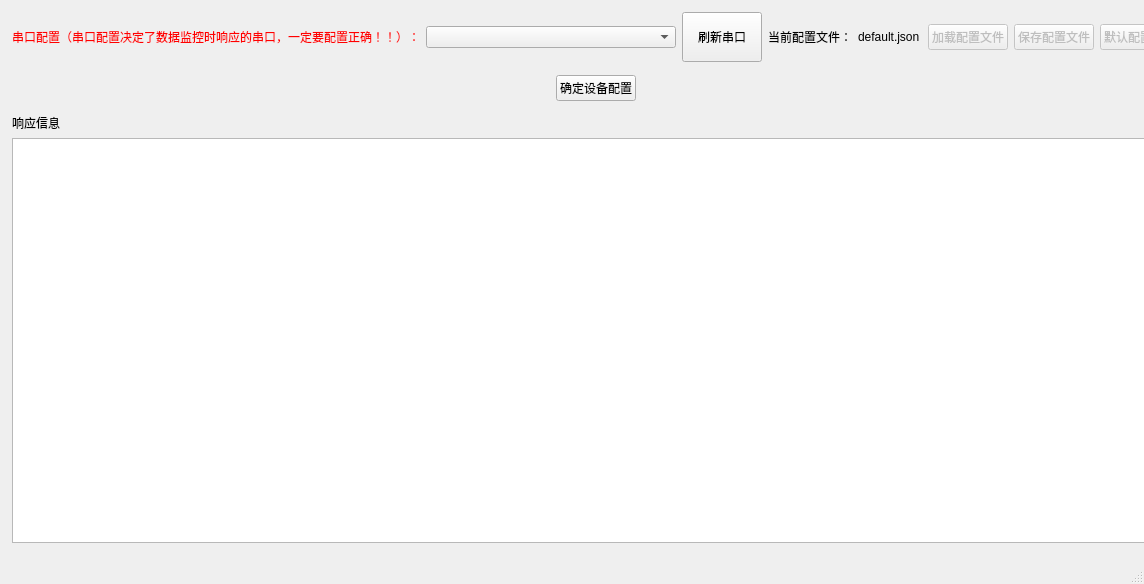
Qt form Module/experiment_setting/ui/tab7_window.ui (2950067210dqy/Animal_Project_Newly) before a commit.
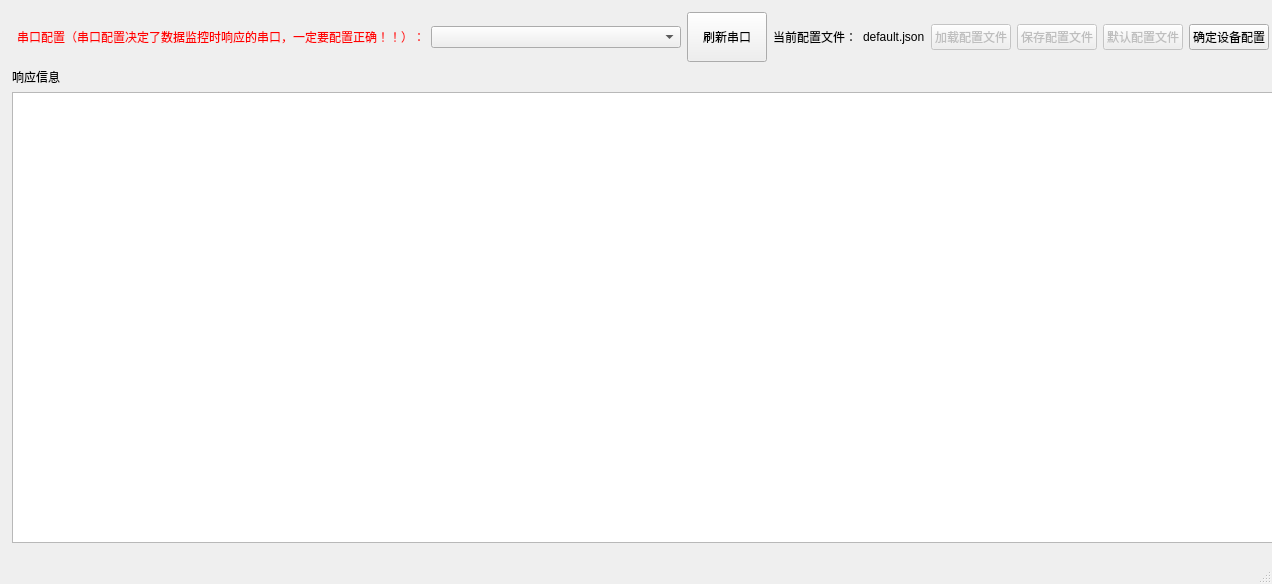
The same form after that commit.

Commit message: 1.1.7.6 修改设备配置相关bug

Diff of the .ui file:
```diff
--- a/Module/experiment_setting/ui/tab7_window.ui
+++ b/Module/experiment_setting/ui/tab7_window.ui
@@ -6,7 +6,7 @@
    <rect>
     <x>0</x>
     <y>0</y>
-    <width>1144</width>
+    <width>1272</width>
     <height>584</height>
    </rect>
   </property>
@@ -34,11 +34,11 @@
      <rect>
       <x>7</x>
       <y>7</y>
-      <width>1178</width>
+      <width>1272</width>
       <height>541</height>
      </rect>
     </property>
-    <layout class="QVBoxLayout" name="verticalLayout_2" stretch="0,3,0">
+    <layout class="QVBoxLayout" name="verticalLayout_2" stretch="0,4,0">
      <property name="sizeConstraint">
       <enum>QLayout::SetMinAndMaxSize</enum>
      </property>
@@ -59,6 +59,12 @@
        <property name="sizeConstraint">
         <enum>QLayout::SetMaximumSize</enum>
        </property>
+       <property name="leftMargin">
+        <number>5</number>
+       </property>
+       <property name="rightMargin">
+        <number>5</number>
+       </property>
        <item>
         <widget class="QLabel" name="label_3">
          <property name="styleSheet">
@@ -147,6 +153,13 @@
          </property>
         </widget>
        </item>
+       <item>
+        <widget class="QPushButton" name="start_btn">
+         <property name="text">
+          <string>确定设备配置</string>
+         </property>
+        </widget>
+       </item>
       </layout>
      </item>
      <item>
@@ -155,41 +168,7 @@
      <item>
       <layout class="QVBoxLayout" name="verticalLayout" stretch="0,1">
        <item>
-        <layout class="QHBoxLayout" name="horizontalLayout_2">
-         <item>
-          <spacer name="horizontalSpacer">
-           <property name="orientation">
-            <enum>Qt::Horizontal</enum>
-           </property>
-           <property name="sizeHint" stdset="0">
-            <size>
-             <width>20</width>
-             <height>40</height>
-            </size>
-           </property>
-          </spacer>
-         </item>
-         <item>
-          <widget class="QPushButton" name="start_btn">
-           <property name="text">
-            <string>确定设备配置</string>
-           </property>
-          </widget>
-         </item>
-         <item>
-          <spacer name="horizontalSpacer_2">
-           <property name="orientation">
-            <enum>Qt::Horizontal</enum>
-           </property>
-           <property name="sizeHint" stdset="0">
-            <size>
-             <width>20</width>
-             <height>40</height>
-            </size>
-           </property>
-          </spacer>
-         </item>
-        </layout>
+        <layout class="QHBoxLayout" name="horizontalLayout_2"/>
        </item>
        <item>
         <layout class="QVBoxLayout" name="verticalLayout_3" stretch="0,1">
```
Left out of the diff: 2 changed lines with no effect on the pictures. The commit also changes 3 other files.
